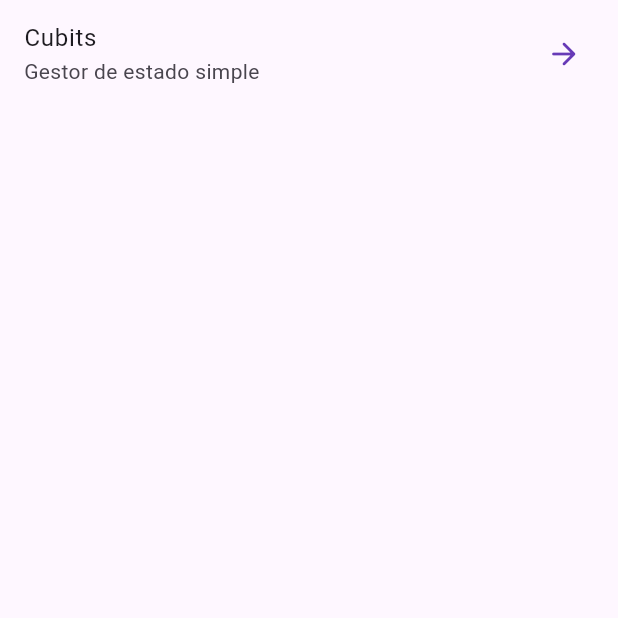
After one commit to Jisap/CursoFlutter_05_FormsApp, a Flutter app: the HomeScreen screen opened directly, on a phone screen of 412 x 824 dp, the top half of it. The commit adds this screen. Run offline on Flutter 3.47's test engine with Material 2 defaults, Android fonts, the phone set to English and light mode, and no system bars.

Commit message:
Estructura inicial

```diff
--- a/lib/main.dart
+++ b/lib/main.dart
@@ -1,4 +1,6 @@
 import 'package:flutter/material.dart';
+
+import 'config/theme/app_theme.dart';
 
 void main() {
   runApp(const MainApp());
@@ -9,7 +11,9 @@ class MainApp extends StatelessWidget {
 
   @override
   Widget build(BuildContext context) {
-    return const MaterialApp(
+    return MaterialApp(
+      debugShowCheckedModeBanner: false,
+      theme: AppTheme().getTheme(),
       home: Scaffold(
         body: Center(
           child: Text('Hello World!'),
--- /dev/null
+++ b/lib/presentation/screens/home_screen.dart
@@ -0,0 +1,25 @@
+import 'package:flutter/material.dart';
+
+class HomeScreen extends StatelessWidget {
+  const HomeScreen({super.key});
+
+  @override
+  Widget build(BuildContext context) {
+    return Scaffold(
+      body: ListView(
+
+        children: [
+
+          ListTile(
+            title: const Text('Cubits'),
+            subtitle: const Text('Gestor de estado simple'),
+            trailing: const Icon( Icons.arrow_forward_rounded ),
+            onTap:() {},
+          )
+
+        ],
+
+      ),
+    );
+  }
+}
```
Also changed, not shown: lib/config/theme/app_theme.dart (added, +20 -0 lines).
